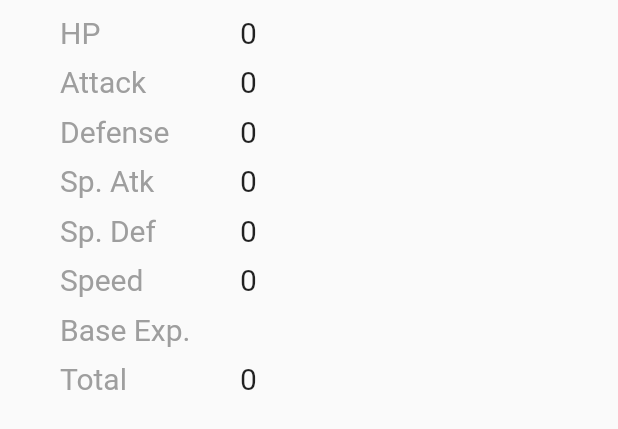
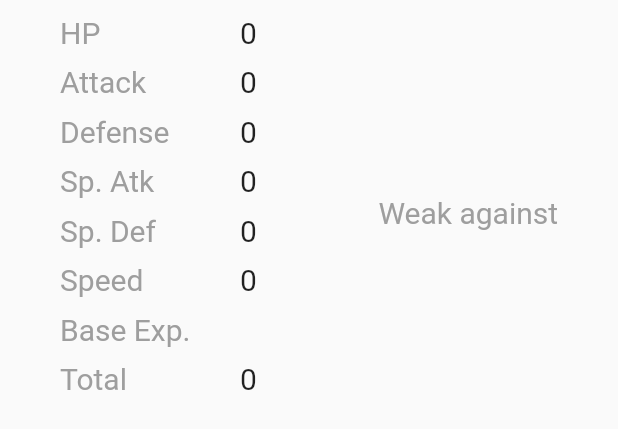
Before and after one commit to ZRShamim/pokedex, a Flutter app: the BaseStatesTab widget shown alone on an empty page, opened directly with empty values, on a phone screen of 412 x 824 dp. Shown: the top 429 px of the screen. Run offline on Flutter 3.47's test engine with Material 2 defaults, Android fonts, the phone set to English and light mode, and no system bars; our stand-ins replace get; network calls fail.

Commit message:
Info page work & others

```diff
--- a/lib/constant/theme/text_theme.dart
+++ b/lib/constant/theme/text_theme.dart
@@ -8,12 +8,10 @@ String pokemonHollow = 'PokemonHollow';
 String nunito = 'Nunito';
 
 class CustomTextThemes {
-  TextStyle title = TextStyle(
-      color: Colors.white,
-      fontSize: 35,
-      fontFamily: pokemonHollow,
-      letterSpacing: 2);
-  TextStyle cardName = TextStyle(color: Colors.amber, fontSize: 20, fontFamily: nunito);
-  TextStyle cardId = const TextStyle(color: Colors.red, fontSize: 14);
-  TextStyle type = TextStyle(color: Colors.white70, fontSize: 12, fontFamily: nunito);
+  TextStyle cardName =
+      TextStyle(color: Colors.redAccent, fontSize: 20, fontFamily: nunito);
+  TextStyle cardId = TextStyle(color: Colors.red[200], fontSize: 14);
+  TextStyle type =
+      TextStyle(color: Colors.white70, fontSize: 12, fontFamily: nunito);
+  TextStyle stat = const TextStyle(fontSize: 20, color: Colors.grey);
 }
--- a/lib/constant/theme/theme.dart
+++ b/lib/constant/theme/theme.dart
@@ -8,13 +8,23 @@ class Themes {
           color: Color(0xffDF362D),
           elevation: 0,
           titleTextStyle: TextStyle(
-            fontFamily: 'RobotoCondensed',
-            fontWeight: FontWeight.bold
+            fontFamily: 'PokemonHollow',
+            fontWeight: FontWeight.bold,
+            fontSize: 28
           )
         ),
 
   );
   final darkTheme = ThemeData.dark().copyWith(
     primaryColor: Colors.blueGrey[800],
+    appBarTheme: const AppBarTheme(
+          // color: Colors.blueGrey[800],
+          elevation: 0,
+          titleTextStyle: TextStyle(
+            fontFamily: 'PokemonHollow',
+            fontWeight: FontWeight.bold,
+            fontSize: 28
+          )
+        )
   );
 }
--- a/lib/view/pages/home_page/home_page.dart
+++ b/lib/view/pages/home_page/home_page.dart
@@ -16,7 +16,7 @@ class HomePage extends StatelessWidget {
         elevation: 0,
         title: Text(
           'Pokedex',
-          style: CustomTextThemes().title
+          // style: CustomTextThemes().title
 
         ),
         actions: [
--- a/lib/view/pages/info_page/widget/base_stats_tab.dart
+++ b/lib/view/pages/info_page/widget/base_stats_tab.dart
@@ -1,5 +1,7 @@
 import 'package:flutter/material.dart';
+import 'package:pokedex/constant/theme/text_theme.dart';
 import 'package:pokedex/model/pokemon_info.dart';
+import 'package:pokedex/view/common%20widgets/type_card.dart';
 
 class BaseStatesTab extends StatelessWidget {
   BaseStatesTab({required this.pokemon});
@@ -9,17 +11,21 @@ class BaseStatesTab extends StatelessWidget {
   @override
   Widget build(BuildContext context) {
     return Padding(
-      padding: const EdgeInsets.only(left: 40, top: 10),
+      padding: const EdgeInsets.only(left: 40, top: 10, right: 40, bottom: 10),
+      child: Row(
+        mainAxisAlignment: MainAxisAlignment.spaceBetween,
+        children: [
+          SingleChildScrollView(
             child: Column(
               crossAxisAlignment: CrossAxisAlignment.start,
               children: [
                 Row(
                   children: [
-              const SizedBox(
+                    SizedBox(
                       width: 100,
                       child: Text(
                         'HP',
-                  style: TextStyle(fontSize: 20, color: Colors.grey),
+                        style: CustomTextThemes().stat,
                       ),
                     ),
                     const SizedBox(
@@ -36,11 +42,11 @@ class BaseStatesTab extends StatelessWidget {
                 ),
                 Row(
                   children: [
-              const SizedBox(
+                    SizedBox(
                       width: 100,
                       child: Text(
                         'Attack',
-                  style: TextStyle(fontSize: 20, color: Colors.grey),
+                        style: CustomTextThemes().stat,
                       ),
                     ),
                     const SizedBox(
@@ -57,11 +63,11 @@ class BaseStatesTab extends StatelessWidget {
                 ),
                 Row(
                   children: [
-              const SizedBox(
+                    SizedBox(
                       width: 100,
                       child: Text(
                         'Defense',
-                  style: TextStyle(fontSize: 20, color: Colors.grey),
+                        style: CustomTextThemes().stat,
                       ),
                     ),
                     const SizedBox(
@@ -78,11 +84,11 @@ class BaseStatesTab extends StatelessWidget {
                 ),
                 Row(
                   children: [
-              const SizedBox(
+                    SizedBox(
                       width: 100,
                       child: Text(
                         'Sp. Atk',
-                  style: TextStyle(fontSize: 20, color: Colors.grey),
+                        style: CustomTextThemes().stat,
                       ),
                     ),
                     const SizedBox(
@@ -99,11 +105,11 @@ class BaseStatesTab extends StatelessWidget {
                 ),
                 Row(
                   children: [
-              const SizedBox(
+                    SizedBox(
                       width: 100,
                       child: Text(
                         'Sp. Def',
-                  style: TextStyle(fontSize: 20, color: Colors.grey),
+                        style: CustomTextThemes().stat,
                       ),
                     ),
                     const SizedBox(
@@ -120,11 +126,11 @@ class BaseStatesTab extends StatelessWidget {
                 ),
                 Row(
                   children: [
-              const SizedBox(
+                    SizedBox(
                       width: 100,
                       child: Text(
                         'Speed',
-                  style: TextStyle(fontSize: 20, color: Colors.grey),
+                        style: CustomTextThemes().stat,
                       ),
                     ),
                     const SizedBox(
@@ -141,11 +147,11 @@ class BaseStatesTab extends StatelessWidget {
                 ),
                 Row(
                   children: [
-              const SizedBox(
+                    SizedBox(
                       width: 100,
                       child: Text(
                         'Base Exp.',
-                  style: TextStyle(fontSize: 20, color: Colors.grey),
+                        style: CustomTextThemes().stat,
                       ),
                     ),
                     const SizedBox(
@@ -162,11 +168,11 @@ class BaseStatesTab extends StatelessWidget {
                 ),
                 Row(
                   children: [
-              const SizedBox(
+                    SizedBox(
                       width: 100,
                       child: Text(
                         'Total',
-                  style: TextStyle(fontSize: 20, color: Colors.grey),
+                        style: CustomTextThemes().stat,
                       ),
                     ),
                     const SizedBox(
@@ -180,6 +186,30 @@ class BaseStatesTab extends StatelessWidget {
                 ),
               ],
             ),
+          ),
+          Padding(
+            padding: const EdgeInsets.only(top: 20),
+            child: SingleChildScrollView(
+              child: Column(
+                children: [
+                  Padding(
+                    padding: const EdgeInsets.only(bottom: 10),
+                    child: Text(
+                      'Weak against',
+                      style: CustomTextThemes().stat,
+                    ),
+                  ),
+                  for (var i = 0; i < pokemon.weaknesses.length; i++)
+                    Padding(
+                      padding: const EdgeInsets.all(5),
+                      child: TypeCard(typeofpokemon: pokemon.weaknesses[i].name),
+                    )
+                ],
+              ),
+            ),
+          )
+        ],
+      ),
     );
   }
 }
--- a/lib/view/pages/info_page/widget/evolution_grid.dart
+++ b/lib/view/pages/info_page/widget/evolution_grid.dart
@@ -1,8 +1,6 @@
 import 'package:flutter/material.dart';
 import 'package:get/get.dart';
 import 'package:pokedex/controller/pokemons_controller.dart';
-import 'package:pokedex/model/pokemon_info.dart';
-import 'package:pokedex/view/pages/home_page/widgets/type_box.dart';
 
 class EvolutionGrid extends StatelessWidget {
   PokemonsController pokemonsController = Get.find();
@@ -22,7 +20,8 @@ class EvolutionGrid extends StatelessWidget {
               pokemon.imageurl,
               width: 100,
             ),
-            Text(pokemon.name)
+            Text(pokemon.name),
+            Container(child: Text(pokemon.reason)),
           ],
         ),
       ],
```
Also changed, not shown: lib/view/common widgets/type_card.dart (+7 -4 lines), lib/view/pages/home_page/widgets/grid.dart (+16 -8 lines), lib/view/pages/home_page/widgets/type_box.dart (deleted, +0 -43 lines), lib/view/pages/info_page/info_page.dart (+2 -11 lines), lib/view/pages/info_page/widget/about_tab.dart (+10 -8 lines), lib/view/pages/info_page/widget/evolution_grid_layout.dart (renamed from lib/view/pages/info_page/widget/evolution_tab.dart, +4 -4 lines). Lines whose indentation alone changed are shown as unchanged.
